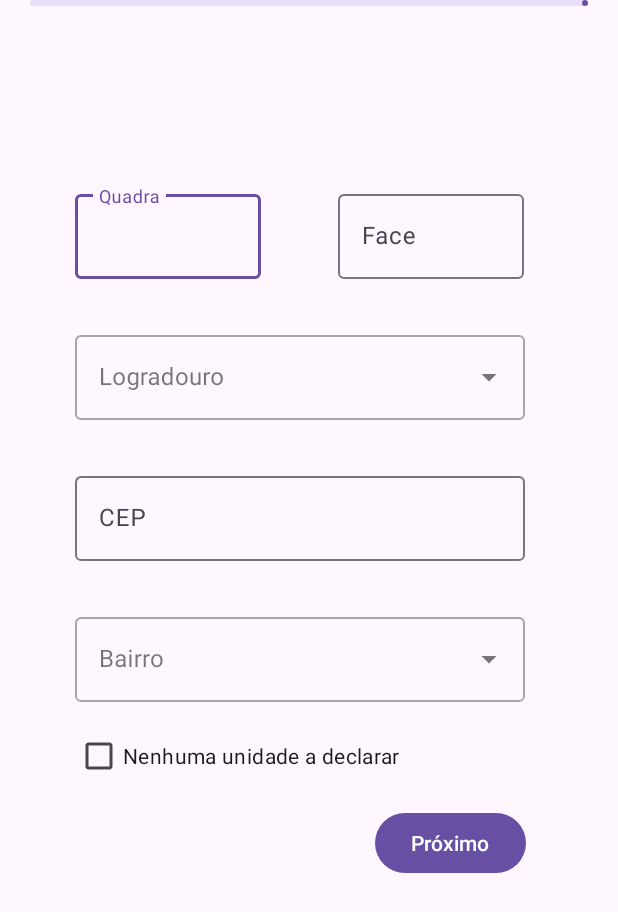
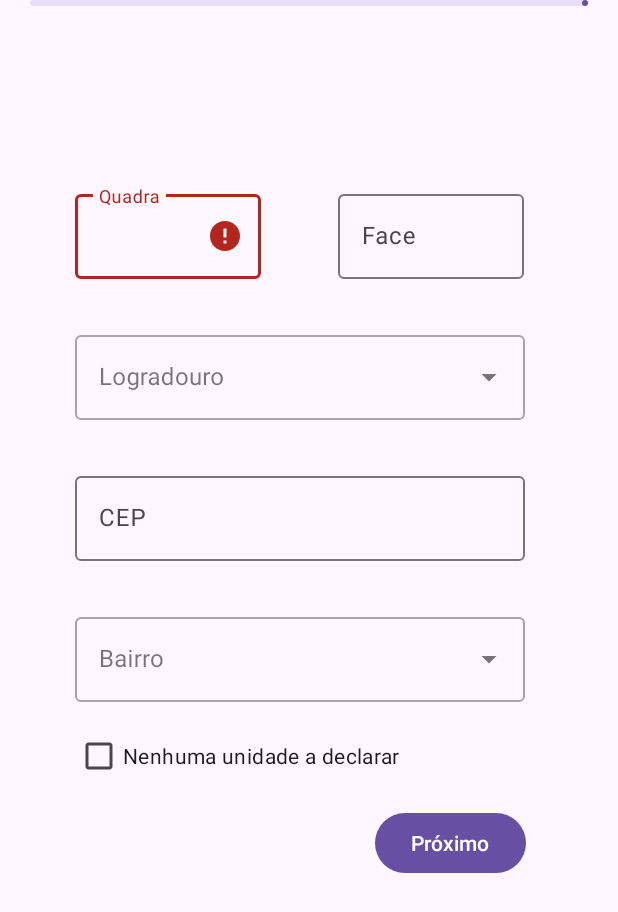
Before and after one commit to NanathRegina/censo-brasil-app, an Android app: the fragment FaceTela shown on its own in the app's theme, after a tap on "Próximo", on a phone screen of 412 x 824 dp. Shown: the top 912 px of the screen. Run offline under Robolectric (Android 15) with nearby library versions, the phone set to English and light mode, and no system bars.

```diff
--- a/frontend/app/build.gradle
+++ b/frontend/app/build.gradle
@@ -38,6 +38,7 @@ android {
 
 dependencies {
 
+
     implementation 'androidx.core:core-ktx:1.8.0'
     implementation 'androidx.appcompat:appcompat:1.4.1'
     implementation 'com.google.android.material:material:1.5.0'
--- a/frontend/app/src/main/java/com/censobrasilapp/FaceTela.kt
+++ b/frontend/app/src/main/java/com/censobrasilapp/FaceTela.kt
@@ -2,7 +2,7 @@ package com.censobrasilapp
 
 import android.content.Context
 import android.os.Bundle
-import android.util.Log
+import android.text.TextUtils
 import android.view.LayoutInflater
 import android.view.View
 import android.view.ViewGroup
@@ -22,7 +22,7 @@ class FaceTela : Fragment() {
     private val items_logradouro = listOf("Rua Hipódromo", "Rua Inácio de Araújo", "Rua 21 de Abril", "Avenida Celso Garcia")
     private val items_bairro = listOf("Brás", "Ipiranga") //banco de dados
 
-    private var text: TextInputLayout? = null
+    var res = false
 
     override fun onCreateView(
         inflater: LayoutInflater, container: ViewGroup?,
@@ -41,11 +41,8 @@ class FaceTela : Fragment() {
         super.onViewCreated(view, savedInstanceState)
 
         binding.proximoFaceBtn.setOnClickListener {
-            val textInputLayout: TextInputLayout = view.findViewById(R.id.quadra_input)
-            val text: String = textInputLayout.editText?.text.toString()
-
-            Log.i("alo", text)
-            findNavController().navigate(R.id.action_FaceTela_to_UnidadeTela)
+            if(validaCampos(view)){
+            findNavController().navigate(R.id.action_FaceTela_to_UnidadeTela)}
         }
 
         binding.logradouroAuto.apply {
@@ -69,7 +66,31 @@ class FaceTela : Fragment() {
         }
     }
 
+    private fun validaCampos(view: View): Boolean {
+        val textInputLayout: TextInputLayout = view.findViewById(R.id.quadra_input)
+        val quadra: String = textInputLayout.editText?.text.toString()
 
+        //Log.i("alo", quadra)
+        /*
+        if (verificaCampoVazio(quadra).also { res = it }) {
+            binding.quadraInput.requestFocus()
+            binding.quadraInput.seterror
+            return false
+        }
+        return true
+    }
+
+ */
+        if (verificaCampoVazio(quadra).also { res = it }) {
+            binding.quadraInput.requestFocus()
+            binding.quadraInput.error = "Error"
+            return false
+        }
+        return true
+    }
+    private fun verificaCampoVazio(valor: String): Boolean {
+        return TextUtils.isEmpty(valor) || valor.trim { it <= ' ' }.isEmpty()
+    }
 
     override fun onDestroyView() {
         super.onDestroyView()
--- a/frontend/app/src/main/res/layout/face_tela.xml
+++ b/frontend/app/src/main/res/layout/face_tela.xml
@@ -29,10 +29,10 @@
             android:hint="@string/quadra_text"
             tools:ignore="MissingConstraints"
             android:layout_marginTop="120dp"
-            android:layout_marginStart="50dp">
-            TextInputEditText
+            android:layout_marginStart="50dp"
+            app:errorEnabled="true">
+
             <com.google.android.material.textfield.TextInputEditText
-                android:id="@+id/quadra_text"
                 android:layout_width="match_parent"
                 android:layout_height="wrap_content" />
 
```
Also changed, not shown: frontend/app/src/main/java/com/censobrasilapp/UnidadeTela.kt (+0 -10 lines).
